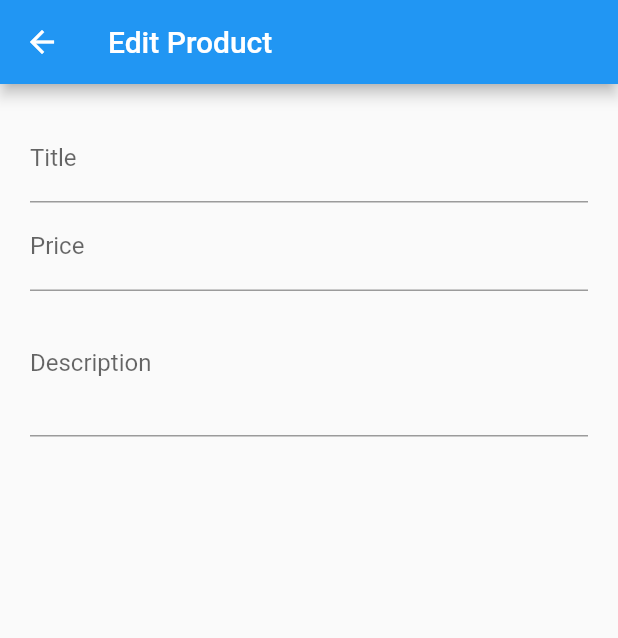
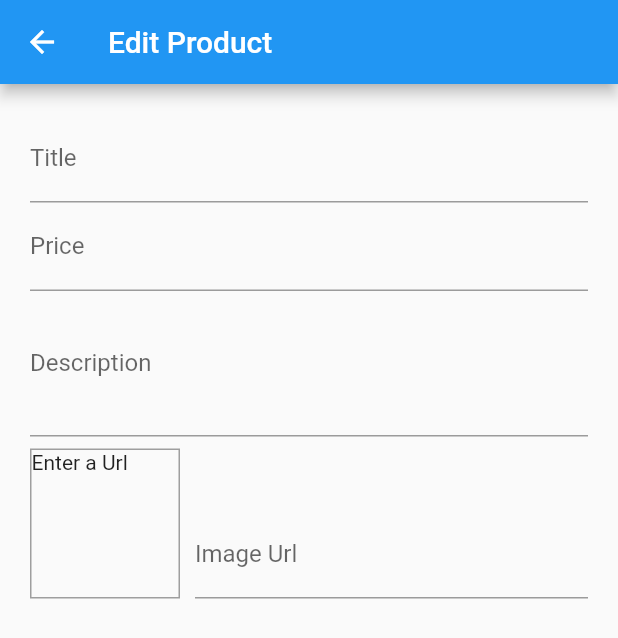
Before and after one commit to rksingh222/ShopApp, a Flutter app: the EditProductScreen screen opened by its route, on a phone screen of 412 x 824 dp. Shown: the top 638 px of the screen. Run offline on Flutter 3.47's test engine with Material 2 defaults, Android fonts, the phone set to English and light mode, and no system bars; network calls fail.

Commit message:
Form with image preview'

```diff
--- a/lib/Screen/edit_product_screen.dart
+++ b/lib/Screen/edit_product_screen.dart
@@ -10,14 +10,33 @@ class _EditProductScreenState extends State<EditProductScreen> {
 
   final _priceFocusNode = FocusNode();
   final _descriptionFocusNode = FocusNode();
+  final _imageUrlController = TextEditingController();
+  final _imageUrlFocusNode = FocusNode();
 
   @override
   void dispose(){
     _priceFocusNode.dispose();
     _descriptionFocusNode.dispose();
+    _imageUrlController.dispose();
+    _imageUrlFocusNode.dispose();
+    _imageUrlFocusNode.removeListener(_updateImageUrl);
     super.dispose();
   }
 
+  void _updateImageUrl(){
+    if(!_imageUrlFocusNode.hasFocus){
+      setState(() {
+
+      });
+    }
+
+  }
+  @override
+  void initState() {
+    _imageUrlFocusNode.addListener(_updateImageUrl);
+    // TODO: implement initState
+    super.initState();
+  }
   @override
   Widget build(BuildContext context) {
     return Scaffold(
@@ -56,6 +75,43 @@ class _EditProductScreenState extends State<EditProductScreen> {
                 keyboardType: TextInputType.multiline,
                 focusNode: _descriptionFocusNode,
               ),
+              Row(
+                crossAxisAlignment: CrossAxisAlignment.end,
+                children: [
+                  Container(
+                    width: 100,
+                    height: 100,
+                    margin: EdgeInsets.only(top: 8.0, right: 10,),
+                    decoration: BoxDecoration(
+                      border: Border.all(
+                        width: 1,
+                        color: Colors.grey,
+                      ),
+                    ),
+                    child: Container(
+                      child: _imageUrlController.text.isEmpty?Text('Enter a Url'): FittedBox(
+                        child:Image.network(_imageUrlController.text,fit: BoxFit.cover,),
+                      ),
+                    ),
+                  ),
+                  Expanded(
+                    child: TextFormField(
+                      decoration: InputDecoration(
+                        labelText: 'Image Url',
+                      ),
+                      keyboardType: TextInputType.url,
+                      textInputAction: TextInputAction.done,
+                      controller: _imageUrlController,
+                      focusNode: _imageUrlFocusNode,
+                      onEditingComplete: (){
+                        setState(() {
+
+                        });
+                      },
+                    ),
+                  )
+                ],
+              )
             ],
           ),
         ),
```
